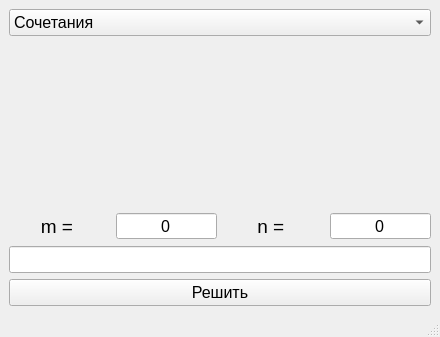
Above: myui.ui from DedZinoviy/terver before the change. Below: the same form after it.
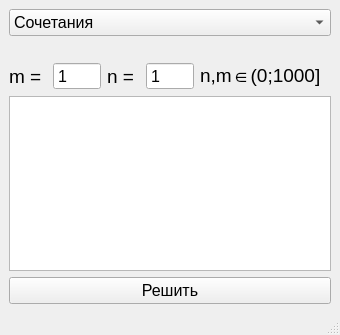
That is the form after the change.

Diff of the .ui file:
```diff
--- a/myui.ui
+++ b/myui.ui
@@ -6,8 +6,8 @@
    <rect>
     <x>0</x>
     <y>0</y>
-    <width>440</width>
-    <height>337</height>
+    <width>340</width>
+    <height>335</height>
    </rect>
   </property>
   <property name="windowTitle">
@@ -67,7 +67,7 @@
            <string>m = </string>
           </property>
           <property name="alignment">
-           <set>Qt::AlignCenter</set>
+           <set>Qt::AlignLeading|Qt::AlignLeft|Qt::AlignVCenter</set>
           </property>
          </widget>
         </item>
@@ -79,11 +79,14 @@
            </font>
           </property>
           <property name="alignment">
-           <set>Qt::AlignCenter</set>
+           <set>Qt::AlignLeading|Qt::AlignLeft|Qt::AlignVCenter</set>
           </property>
           <property name="buttonSymbols">
            <enum>QAbstractSpinBox::NoButtons</enum>
           </property>
+          <property name="minimum">
+           <number>1</number>
+          </property>
           <property name="maximum">
            <number>1000</number>
           </property>
@@ -100,7 +103,7 @@
            <string>n = </string>
           </property>
           <property name="alignment">
-           <set>Qt::AlignCenter</set>
+           <set>Qt::AlignLeading|Qt::AlignLeft|Qt::AlignVCenter</set>
           </property>
          </widget>
         </item>
@@ -112,40 +115,56 @@
            </font>
           </property>
           <property name="alignment">
-           <set>Qt::AlignCenter</set>
+           <set>Qt::AlignLeading|Qt::AlignLeft|Qt::AlignVCenter</set>
           </property>
           <property name="buttonSymbols">
            <enum>QAbstractSpinBox::NoButtons</enum>
           </property>
+          <property name="minimum">
+           <number>1</number>
+          </property>
           <property name="maximum">
            <number>1000</number>
           </property>
          </widget>
         </item>
+        <item>
+         <widget class="QLabel" name="label_2">
+          <property name="font">
+           <font>
+            <pointsize>14</pointsize>
+           </font>
+          </property>
+          <property name="text">
+           <string>n,m∈(0;1000]</string>
+          </property>
+         </widget>
+        </item>
+        <item>
+         <spacer name="horizontalSpacer">
+          <property name="orientation">
+           <enum>Qt::Horizontal</enum>
+          </property>
+          <property name="sizeHint" stdset="0">
+           <size>
+            <width>40</width>
+            <height>20</height>
+           </size>
+          </property>
+         </spacer>
+        </item>
        </layout>
       </item>
       <item>
-       <widget class="QLineEdit" name="result_lineEdit">
+       <widget class="QTextEdit" name="result_textEdit">
         <property name="font">
          <font>
           <pointsize>12</pointsize>
          </font>
         </property>
-        <property name="text">
-         <string/>
-        </property>
-        <property name="frame">
-         <bool>true</bool>
-        </property>
-        <property name="alignment">
-         <set>Qt::AlignCenter</set>
-        </property>
         <property name="readOnly">
          <bool>true</bool>
         </property>
-        <property name="clearButtonEnabled">
-         <bool>false</bool>
-        </property>
        </widget>
       </item>
       <item>
```
Left out of the diff: 4 changed lines with no effect on the pictures.
